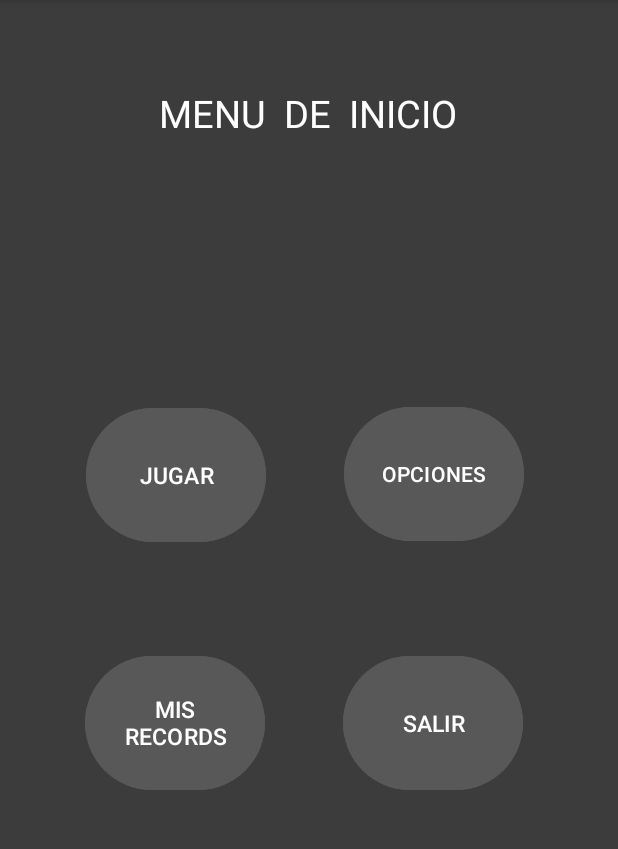
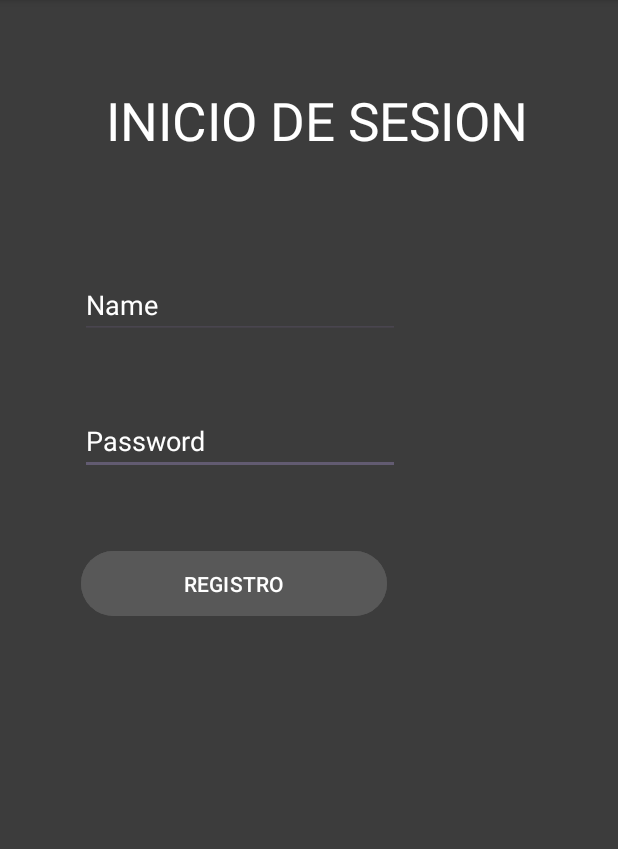
Before and after one commit to AlvaroNistalGuerrero/Contador, an Android app: the screen it shows after launch (PantallaInicio before the commit, Login after it), on a phone screen of 412 x 824 dp, the part 96-945 px from its top. Run offline under Robolectric (Android 15) with nearby library versions, the phone set to English and light mode, and no system bars.

Commit message:
Primer avance con el Login(21/11/2023)

```diff
--- a/app/src/main/AndroidManifest.xml
+++ b/app/src/main/AndroidManifest.xml
@@ -21,6 +21,15 @@
         <activity
             android:name=".MenuDeMejoras"
             android:exported="false" />
+        <activity android:name=".Login"
+            android:exported="true">
+            <intent-filter>
+                <action android:name="android.intent.action.MAIN" />
+
+                <category android:name="android.intent.category.LAUNCHER" />
+            </intent-filter>
+        </activity>
+
         <activity
             android:name=".Opciones"
             android:exported="false" />
@@ -28,12 +37,6 @@
             android:name=".PantallaInicio"
             android:theme="@style/AppTheme"
             android:exported="true">
-            <intent-filter>
-                <action android:name="android.intent.action.MAIN" />
-
-                <category android:name="android.intent.category.LAUNCHER" />
-            </intent-filter>
-
         </activity>
         <activity
             android:name=".MainActivity"
--- /dev/null
+++ b/app/src/main/java/com/example/contador/Login.java
@@ -0,0 +1,44 @@
+package com.example.contador;
+
+import android.content.Context;
+import android.content.Intent;
+import android.content.SharedPreferences;
+import android.os.Bundle;
+import android.view.View;
+import android.widget.Button;
+import android.widget.EditText;
+import android.widget.TextView;
+
+import androidx.appcompat.app.AppCompatActivity;
+
+public class Login extends AppCompatActivity {
+
+    private EditText ed1,ed2;
+
+    @Override
+    protected void onCreate(Bundle savedInstanceState) {
+        super.onCreate(savedInstanceState);
+        setContentView(R.layout.activity_login);
+
+        ed1 = (EditText) findViewById(R.id.editTextText);
+        ed2 = (EditText) findViewById(R.id.editTextTextPassword);
+
+        SharedPreferences preferences = getSharedPreferences("datos", Context.MODE_PRIVATE); //Vamos a editar el archivo "datos"
+        ed1.setText(preferences.getString("name", "")); //Cuando se arranca la app por primera vez no hay nada, por lo que se queda solo las comillas
+        ed2.setText(preferences.getString("password", ""));
+    }
+    /*
+    Metodo para registrar los datos
+     */
+    public void Guardar(View v){
+        SharedPreferences p = getSharedPreferences("datos", Context.MODE_PRIVATE); //Vamos a editar el archivo "datos"
+        SharedPreferences.Editor editor = p.edit();
+        editor.putString("name", ed1.getText().toString());
+        editor.putString("password", ed2.getText().toString());
+        editor.commit();    //Confirmo que quiero guardar los datos escritos por el usuario
+
+        Intent intent = new Intent(this, PantallaInicio.class);
+        startActivity(intent);
+    }
+
+}
--- a/app/src/main/java/com/example/contador/MainActivity.java
+++ b/app/src/main/java/com/example/contador/MainActivity.java
@@ -168,12 +168,12 @@ public class MainActivity extends AppCompatActivity  {
         float valor;
         if (ns == R.id.mp1) {
             valor = contador.getTextSize();
-            valor = valor + 10;
+            valor = valor + 20;
             contador.setTextSize(TypedValue.COMPLEX_UNIT_PX, valor);
             return true;
         } else if (ns == R.id.mp2) {
             valor = contador.getTextSize();
-            valor = valor - 10;
+            valor = valor - 20;
             contador.setTextSize(TypedValue.COMPLEX_UNIT_PX, valor);
             return true;
         } else if (ns == R.id.mp3) {
@@ -192,4 +192,6 @@ public class MainActivity extends AppCompatActivity  {
         return super.onOptionsItemSelected(item);
 
     }
+
+    //Login y resgistro mas progreso con un boton de guardar que te lo guarde
 }
--- /dev/null
+++ b/app/src/main/res/layout/activity_login.xml
@@ -0,0 +1,69 @@
+<?xml version="1.0" encoding="utf-8"?>
+<androidx.constraintlayout.widget.ConstraintLayout xmlns:android="http://schemas.android.com/apk/res/android"
+    xmlns:app="http://schemas.android.com/apk/res-auto"
+    android:layout_width="match_parent"
+    android:layout_height="match_parent"
+    xmlns:tools="http://schemas.android.com/tools"
+    android:background="#3c3c3c"
+    tools:context=".Login">
+
+    <EditText
+        android:id="@+id/editTextTextPassword"
+        android:layout_width="wrap_content"
+        android:layout_height="wrap_content"
+        android:ems="10"
+        android:hint="Password"
+        android:inputType="textPassword"
+        android:textColorHint="@color/white"
+        app:layout_constraintBottom_toBottomOf="parent"
+        app:layout_constraintEnd_toEndOf="parent"
+        app:layout_constraintHorizontal_bias="0.268"
+        app:layout_constraintStart_toStartOf="parent"
+        app:layout_constraintTop_toTopOf="parent"
+        app:layout_constraintVertical_bias="0.38" />
+
+    <EditText
+        android:id="@+id/editTextText"
+        android:layout_width="wrap_content"
+        android:layout_height="wrap_content"
+        android:ems="10"
+        android:hint="Name"
+        android:inputType="text"
+        android:textColorHint="@color/white"
+        app:layout_constraintBottom_toBottomOf="parent"
+        app:layout_constraintEnd_toEndOf="parent"
+        app:layout_constraintHorizontal_bias="0.268"
+        app:layout_constraintStart_toStartOf="parent"
+        app:layout_constraintTop_toTopOf="parent"
+        app:layout_constraintVertical_bias="0.253" />
+
+    <Button
+        android:id="@+id/button"
+        android:layout_width="204dp"
+        android:layout_height="51dp"
+        android:text="REGISTRO"
+        android:onClick="Guardar"
+        app:layout_constraintBottom_toBottomOf="parent"
+        app:layout_constraintEnd_toEndOf="parent"
+        app:layout_constraintHorizontal_bias="0.26"
+        app:layout_constraintStart_toStartOf="parent"
+        app:layout_constraintTop_toTopOf="parent"
+        app:layout_constraintVertical_bias="0.513"
+        android:backgroundTint="#585858"/>
+
+    <TextView
+        android:id="@+id/textView2"
+        android:layout_width="315dp"
+        android:layout_height="77dp"
+        android:gravity="center"
+        android:text="INICIO DE SESION"
+        android:textColor="@color/white"
+        android:textSize="35dp"
+        app:layout_constraintBottom_toBottomOf="parent"
+        app:layout_constraintEnd_toEndOf="parent"
+        app:layout_constraintHorizontal_bias="0.562"
+        app:layout_constraintStart_toStartOf="parent"
+        app:layout_constraintTop_toTopOf="parent"
+        app:layout_constraintVertical_bias="0.062" />
+
+</androidx.constraintlayout.widget.ConstraintLayout>
```
